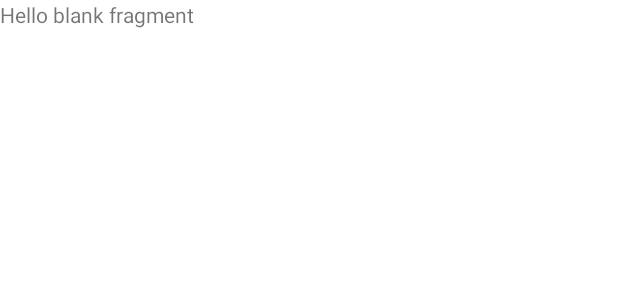
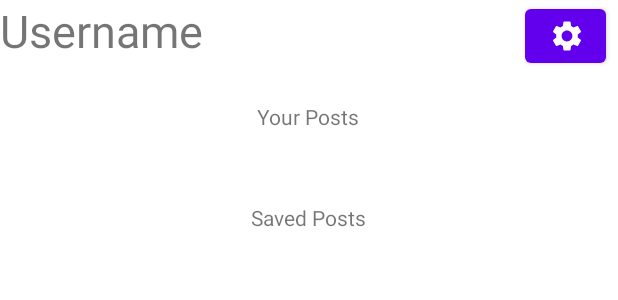
Before and after one commit to beatrice-casey/PennAppHack, an Android app: the layout fragment_profile.xml on its own in the app's theme, with its tools: preview values and no code run, on a phone screen of 412 x 824 dp. Shown: the top 300 px of the screen. Run offline under Robolectric (Android 15) with nearby library versions, the phone set to English and light mode, and no system bars.

Commit message:
design for user page

```diff
--- a/app/src/main/res/layout/fragment_profile.xml
+++ b/app/src/main/res/layout/fragment_profile.xml
@@ -1,14 +1,65 @@
 <?xml version="1.0" encoding="utf-8"?>
 <FrameLayout xmlns:android="http://schemas.android.com/apk/res/android"
+    xmlns:app="http://schemas.android.com/apk/res-auto"
     xmlns:tools="http://schemas.android.com/tools"
     android:layout_width="match_parent"
     android:layout_height="match_parent"
-    tools:context=".profile.ProfileFragment">
+    tools:context=".profile.ProfileFragment"
+    tools:ignore="ExtraText">
 
     <!-- TODO: Update blank fragment layout -->
+
+    <Button
+        android:id="@+id/btnSettings"
+        android:layout_width="54dp"
+        android:layout_height="wrap_content"
+        android:layout_marginLeft="350dp"
+        app:icon="@drawable/ic_baseline_settings_24"
+        tools:visibility="visible" />
+
     <TextView
+        android:id="@+id/usernameText"
+        android:layout_width="wrap_content"
+        android:layout_height="wrap_content"
+        android:text="TextView"
+        android:textSize="30dp"
+        tools:text="Username" />
+
+    <LinearLayout
         android:layout_width="match_parent"
         android:layout_height="match_parent"
-        android:text="@string/hello_blank_fragment" />
+        android:orientation="vertical"
+        android:padding="20dp">
+
+        <TextView
+            android:id="@+id/userPosts"
+            android:layout_width="wrap_content"
+            android:layout_height="wrap_content"
+            android:layout_gravity="center_horizontal"
+            android:layout_margin="@android:dimen/app_icon_size"
+            android:text="Your Posts" />
+
+        <androidx.recyclerview.widget.RecyclerView
+            android:id="@+id/userList"
+            android:layout_width="match_parent"
+            android:layout_height="wrap_content"
+            android:layout_above="@+id/savePosts">
+
+        </androidx.recyclerview.widget.RecyclerView>
+
+        <TextView
+            android:id="@+id/savePosts"
+            android:layout_width="wrap_content"
+            android:layout_height="wrap_content"
+            android:layout_gravity="center"
+            android:text="Saved Posts" />
+
+        <androidx.recyclerview.widget.RecyclerView
+            android:id="@+id/saveList"
+            android:layout_width="match_parent"
+            android:layout_height="wrap_content" />
+
+    </LinearLayout>
+
 
 </FrameLayout>
```
